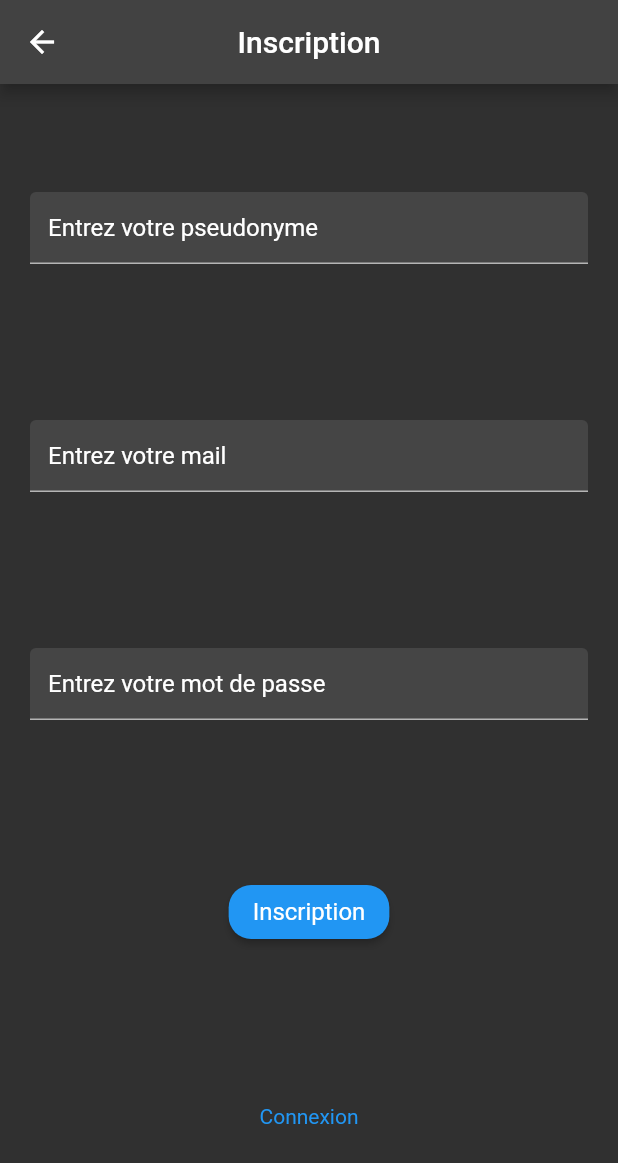
After one commit to Tadayoshi123/Flutter_Messenger, a Flutter app: the register screen opened directly, on a phone screen of 412 x 824 dp. The commit adds this screen. Shown: the top 1163 px of the screen. Run offline on Flutter 3.47's test engine with Material 2 defaults, Android fonts, the phone set to English and light mode, and no system bars; our stand-ins replace cloud_firestore, file_picker, firebase_auth, firebase_core, firebase_storage; accounts and stored records are empty; network calls fail.

Commit message:
Mise à jour code du prof + ajouts temporaires

```diff
--- /dev/null
+++ b/lib/discussion.dart
@@ -0,0 +1 @@
+//TODO Faire la page de discussion entre deux personnes
--- /dev/null
+++ b/lib/functions/FirestoreHelper.dart
@@ -0,0 +1,59 @@
+import 'dart:typed_data';
+import 'package:cloud_firestore/cloud_firestore.dart';
+import 'package:firebase_auth/firebase_auth.dart';
+import 'package:firebase_core/firebase_core.dart';
+import 'package:firebase_storage/firebase_storage.dart';
+import 'package:flutter_messenger/model/FirebaseUsers.dart';
+
+class FirestoreHelper {
+  final auth = FirebaseAuth.instance;
+  final fire_user = FirebaseFirestore.instance.collection("FirebaseUsers");
+  final fireStorage = FirebaseStorage.instance;
+
+  //---------------------------Methods--------------------------------
+
+  Future registerFirebaseUser(
+      String username, String mail, String password) async {
+    UserCredential result = await auth.createUserWithEmailAndPassword(
+        email: mail, password: password);
+    User? user = result.user;
+    String uid = user!.uid;
+    Map<String, dynamic> values = {
+      "USERNAME": username,
+      "MAIL": mail,
+    };
+    addUser(uid, values);
+  }
+
+  Future<String> loginFirebaseUser(String mail, String password) async {
+    UserCredential result =
+        await auth.signInWithEmailAndPassword(email: mail, password: password);
+    return result.user!.uid;
+  }
+
+  addUser(String uid, Map<String, dynamic> map) {
+    fire_user.doc(uid).set(map);
+  }
+
+  updateUser(String uid, Map<String, dynamic> map) {
+    fire_user.doc(uid).update(map);
+  }
+
+  Future<String> getID() async {
+    String uid = auth.currentUser!.uid;
+    return uid;
+  }
+
+  Future<FirebaseUsers> getUser(String uid) async {
+    DocumentSnapshot snapshot = await fire_user.doc(uid).get();
+    return FirebaseUsers(snapshot);
+  }
+
+  Future<String> stockImage(String name, Uint8List data) async {
+    String? urlChemin;
+    TaskSnapshot snapshotTask =
+        await fireStorage.ref("image/$name").putData(data);
+    urlChemin = await snapshotTask.ref.getDownloadURL();
+    return urlChemin!;
+  }
+}
--- /dev/null
+++ b/lib/model/FirebaseUsers.dart
@@ -0,0 +1,18 @@
+import 'package:cloud_firestore/cloud_firestore.dart';
+
+class FirebaseUsers {
+  late String uid;
+  late String username;
+  late String mail;
+  String? avatar;
+
+  FirebaseUsers.vide();
+
+  FirebaseUsers(DocumentSnapshot snapshot){
+    Map<String, dynamic> map = snapshot.data() as Map<String, dynamic>;
+    uid = snapshot.id;
+    username = map["USERNAME"];
+    mail = map["MAIL"];
+    avatar = map["AVATAR"];
+  }
+}
--- /dev/null
+++ b/lib/register.dart
@@ -0,0 +1,109 @@
+import 'package:flutter/material.dart';
+import 'package:flutter_messenger/functions/FirestoreHelper.dart';
+import 'main.dart';
+
+class register extends StatefulWidget {
+  const register({Key? key}) : super(key: key);
+
+  @override
+  State<StatefulWidget> createState() {
+    return registerState();
+  }
+}
+
+class registerState extends State<register> {
+  late String mail;
+  late String password;
+  late String username;
+
+  @override
+  Widget build(BuildContext context) {
+    return Scaffold(
+      appBar: AppBar(
+        title: const Text("Inscription"),
+        centerTitle: true,
+      ),
+      body: Container(
+        padding: const EdgeInsets.all(20),
+        child: bodyPage(),
+      ),
+    );
+  }
+
+  Widget bodyPage() {
+    return Column(
+      mainAxisAlignment: MainAxisAlignment.spaceAround,
+      children: [
+        //------------Username-----------------
+        TextField(
+          onChanged: (value) {
+            setState(() {
+              username = value;
+            });
+          },
+          decoration: const InputDecoration(
+            filled: true,
+            hintText: "Entrez votre pseudonyme",
+            hintStyle: TextStyle(color: Colors.white),
+          ),
+        ),
+        //------------Mail-----------------
+        TextField(
+          onChanged: (value) {
+            setState(() {
+              mail = value;
+            });
+          },
+          decoration: const InputDecoration(
+            filled: true,
+            hintText: "Entrez votre mail",
+            hintStyle: TextStyle(color: Colors.white),
+          ),
+        ),
+
+        //------------Password-----------------
+        TextField(
+          obscureText: true,
+          onChanged: (value) {
+            setState(() {
+              password = value;
+            });
+          },
+          decoration: const InputDecoration(
+            filled: true,
+            hintText: "Entrez votre mot de passe",
+            hintStyle: TextStyle(color: Colors.white),
+          ),
+        ),
+
+        //------------Register-----------------
+        ElevatedButton(
+            style: ElevatedButton.styleFrom(
+                textStyle: const TextStyle(fontSize: 16),
+                shape: RoundedRectangleBorder(
+                    borderRadius: BorderRadius.circular(15))),
+            onPressed: () {
+              print("Inscription réussi.");
+              FirestoreHelper().registerFirebaseUser(username, mail, password);
+            },
+            child: const Text("Inscription")),
+
+        //------------Login link-----------------
+        InkWell(
+          onTap: () {
+            Navigator.push(context,
+                MaterialPageRoute(builder: (BuildContext context) {
+              return const MyHomePage(
+                title: '',
+              );
+            }));
+          },
+          child: const Text(
+            "Connexion",
+            style: TextStyle(color: Colors.blue),
+          ),
+        ),
+      ],
+    );
+  }
+}
--- a/pubspec.yaml
+++ b/pubspec.yaml
@@ -34,6 +34,11 @@ dependencies:
   # The following adds the Cupertino Icons font to your application.
   # Use with the CupertinoIcons class for iOS style icons.
   cupertino_icons: ^1.0.2
+  firebase_core: ^1.14.0
+  firebase_auth: ^3.3.12
+  cloud_firestore: ^3.1.11
+  firebase_storage: ^10.2.10
+  file_picker: ^4.5.1
 
 dev_dependencies:
   flutter_test:
```
Also changed, not shown: lib/contacts.dart (added, +21 -0 lines), lib/main.dart (+138 -83 lines), lib/messenger.dart (added, +58 -0 lines), lib/widgets/profil.dart (added, +130 -0 lines), pubspec.lock, 3 other files.
